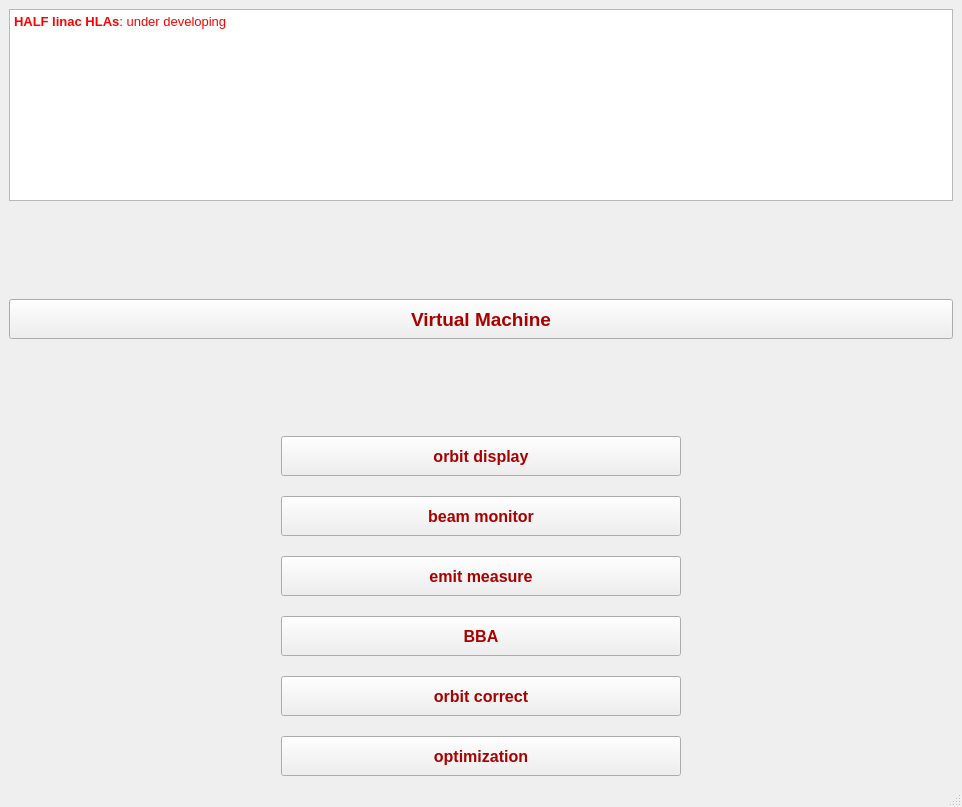
Before: the Qt Designer form src/apps/launcher/gui.ui in ustc-zhr/half_linac, drawn with Qt 5.
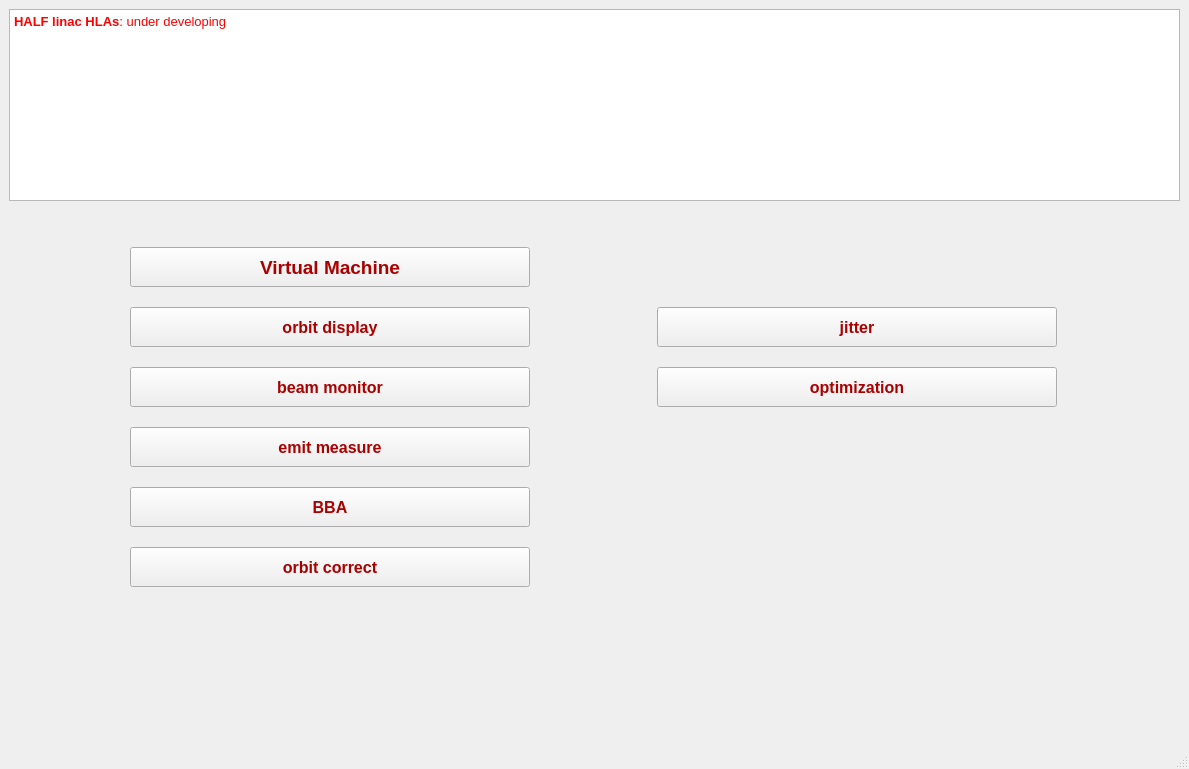
After: the same form once the commit is applied. Icons and pictures are not drawn.

What changed in the file:
```diff
--- a/src/apps/launcher/gui.ui
+++ b/src/apps/launcher/gui.ui
@@ -6,8 +6,8 @@
    <rect>
     <x>0</x>
     <y>0</y>
-    <width>962</width>
-    <height>807</height>
+    <width>1189</width>
+    <height>769</height>
    </rect>
   </property>
   <property name="windowTitle">
@@ -28,45 +28,158 @@
     <item>
      <layout class="QGridLayout" name="gridLayout_3">
       <item row="4" column="0">
-       <spacer name="verticalSpacer_2">
-        <property name="orientation">
-         <enum>Qt::Vertical</enum>
+       <layout class="QGridLayout" name="gridLayout" columnstretch="2,1" columnminimumwidth="1,1">
+        <property name="sizeConstraint">
+         <enum>QLayout::SetMinAndMaxSize</enum>
         </property>
-        <property name="sizeHint" stdset="0">
-         <size>
-          <width>20</width>
-          <height>40</height>
-         </size>
+        <property name="horizontalSpacing">
+         <number>6</number>
         </property>
-       </spacer>
-      </item>
-      <item row="3" column="0">
-       <widget class="QPushButton" name="vmbtn">
-        <property name="minimumSize">
-         <size>
-          <width>0</width>
-          <height>40</height>
-         </size>
-        </property>
-        <property name="styleSheet">
-         <string notr="true">QPushButton{
-
-color: rgb(170, 0, 0);
-
-font: bold 14pt;
-}</string>
-        </property>
-        <property name="text">
-         <string>Virtual Machine</string>
-        </property>
-       </widget>
-      </item>
-      <item row="5" column="0">
-       <layout class="QGridLayout" name="gridLayout" columnstretch="0">
         <property name="verticalSpacing">
          <number>20</number>
         </property>
-        <item row="0" column="0">
+        <item row="2" column="0">
+         <widget class="QPushButton" name="pushButton_3">
+          <property name="minimumSize">
+           <size>
+            <width>0</width>
+            <height>40</height>
+           </size>
+          </property>
+          <property name="maximumSize">
+           <size>
+            <width>400</width>
+            <height>16777215</height>
+           </size>
+          </property>
+          <property name="styleSheet">
+           <string notr="true">QPushButton{
+
+color: rgb(170, 0, 0);
+
+font: bold 12pt;
+}</string>
+          </property>
+          <property name="text">
+           <string>beam monitor</string>
+          </property>
+          <property name="checkable">
+           <bool>false</bool>
+          </property>
+          <property name="checked">
+           <bool>false</bool>
+          </property>
+         </widget>
+        </item>
+        <item row="2" column="1">
+         <widget class="QPushButton" name="online_opt">
+          <property name="minimumSize">
+           <size>
+            <width>0</width>
+            <height>40</height>
+           </size>
+          </property>
+          <property name="maximumSize">
+           <size>
+            <width>400</width>
+            <height>16777215</height>
+           </size>
+          </property>
+          <property name="styleSheet">
+           <string notr="true">QPushButton{
+
+color: rgb(170, 0, 0);
+
+font: bold 12pt;
+}</string>
+          </property>
+          <property name="text">
+           <string>optimization</string>
+          </property>
+         </widget>
+        </item>
+        <item row="5" column="0">
+         <widget class="QPushButton" name="orbit_correct">
+          <property name="minimumSize">
+           <size>
+            <width>0</width>
+            <height>40</height>
+           </size>
+          </property>
+          <property name="maximumSize">
+           <size>
+            <width>400</width>
+            <height>16777215</height>
+           </size>
+          </property>
+          <property name="styleSheet">
+           <string notr="true">QPushButton{
+
+color: rgb(170, 0, 0);
+
+font: bold 12pt;
+}</string>
+          </property>
+          <property name="text">
+           <string>orbit correct</string>
+          </property>
+         </widget>
+        </item>
+        <item row="1" column="1">
+         <widget class="QPushButton" name="jitter_plot">
+          <property name="minimumSize">
+           <size>
+            <width>0</width>
+            <height>40</height>
+           </size>
+          </property>
+          <property name="maximumSize">
+           <size>
+            <width>400</width>
+            <height>16777215</height>
+           </size>
+          </property>
+          <property name="styleSheet">
+           <string notr="true">QPushButton{
+
+color: rgb(170, 0, 0);
+
+font: bold 12pt;
+}</string>
+          </property>
+          <property name="text">
+           <string>jitter</string>
+          </property>
+         </widget>
+        </item>
+        <item row="4" column="0">
+         <widget class="QPushButton" name="pushButton_4">
+          <property name="minimumSize">
+           <size>
+            <width>0</width>
+            <height>40</height>
+           </size>
+          </property>
+          <property name="maximumSize">
+           <size>
+            <width>400</width>
+            <height>16777215</height>
+           </size>
+          </property>
+          <property name="styleSheet">
+           <string notr="true">QPushButton{
+
+color: rgb(170, 0, 0);
+
+font: bold 12pt;
+}</string>
+          </property>
+          <property name="text">
+           <string>BBA</string>
+          </property>
+         </widget>
+        </item>
+        <item row="1" column="0">
          <widget class="QPushButton" name="pushButton">
           <property name="minimumSize">
            <size>
@@ -105,67 +218,7 @@
           </property>
          </widget>
         </item>
-        <item row="4" column="0">
-         <widget class="QPushButton" name="orbit_correct">
-          <property name="minimumSize">
-           <size>
-            <width>0</width>
-            <height>40</height>
-           </size>
-          </property>
-          <property name="maximumSize">
-           <size>
-            <width>400</width>
-            <height>16777215</height>
-           </size>
-          </property>
-          <property name="styleSheet">
-           <string notr="true">QPushButton{
-
-color: rgb(170, 0, 0);
-
-font: bold 12pt;
-}</string>
-          </property>
-          <property name="text">
-           <string>orbit correct</string>
-          </property>
-         </widget>
-        </item>
-        <item row="1" column="0">
-         <widget class="QPushButton" name="pushButton_3">
-          <property name="minimumSize">
-           <size>
-            <width>0</width>
-            <height>40</height>
-           </size>
-          </property>
-          <property name="maximumSize">
-           <size>
-            <width>400</width>
-            <height>16777215</height>
-           </size>
-          </property>
-          <property name="styleSheet">
-           <string notr="true">QPushButton{
-
-color: rgb(170, 0, 0);
-
-font: bold 12pt;
-}</string>
-          </property>
-          <property name="text">
-           <string>beam monitor</string>
-          </property>
-          <property name="checkable">
-           <bool>false</bool>
-          </property>
-          <property name="checked">
-           <bool>false</bool>
-          </property>
-         </widget>
-        </item>
-        <item row="2" column="0">
+        <item row="3" column="0">
          <widget class="QPushButton" name="pushButton_2">
           <property name="minimumSize">
            <size>
@@ -192,51 +245,24 @@
           </property>
          </widget>
         </item>
-        <item row="3" column="0">
-         <widget class="QPushButton" name="pushButton_4">
+        <item row="0" column="0">
+         <widget class="QPushButton" name="vmbtn">
           <property name="minimumSize">
            <size>
             <width>0</width>
             <height>40</height>
            </size>
           </property>
-          <property name="maximumSize">
-           <size>
-            <width>400</width>
-            <height>16777215</height>
-           </size>
-          </property>
           <property name="styleSheet">
            <string notr="true">QPushButton{
 
 color: rgb(170, 0, 0);
 
-font: bold 12pt;
+font: bold 14pt;
 }</string>
           </property>
           <property name="text">
-           <string>BBA</string>
-          </property>
-         </widget>
-        </item>
-        <item row="5" column="0">
-         <widget class="QPushButton" name="online_opt">
-          <property name="minimumSize">
-           <size>
-            <width>0</width>
-            <height>40</height>
-           </size>
-          </property>
-          <property name="styleSheet">
-           <string notr="true">QPushButton{
-
-color: rgb(170, 0, 0);
-
-font: bold 12pt;
-}</string>
-          </property>
-          <property name="text">
-           <string>optimization</string>
+           <string>Virtual Machine</string>
           </property>
          </widget>
         </item>
@@ -274,6 +300,19 @@
       </item>
      </layout>
     </item>
+    <item>
+     <spacer name="verticalSpacer_2">
+      <property name="orientation">
+       <enum>Qt::Vertical</enum>
+      </property>
+      <property name="sizeHint" stdset="0">
+       <size>
+        <width>20</width>
+        <height>40</height>
+       </size>
+      </property>
+     </spacer>
+    </item>
    </layout>
   </widget>
   <widget class="QMenuBar" name="menubar">
```
Left out of the diff: 36 changed lines with no effect on the pictures.
